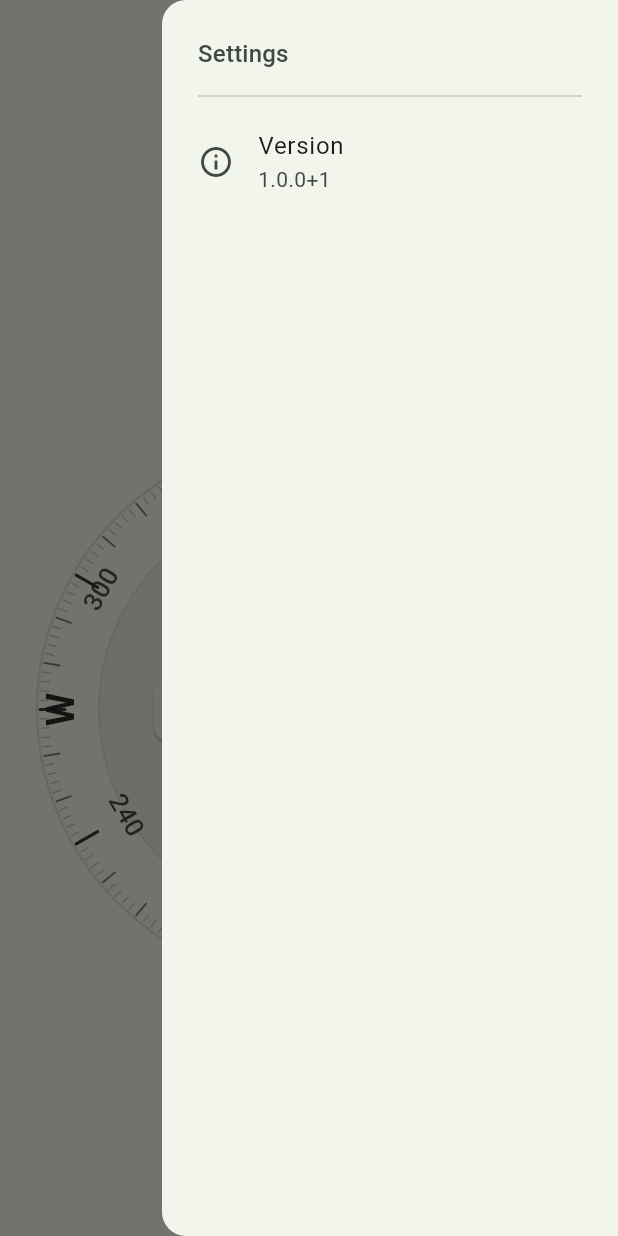
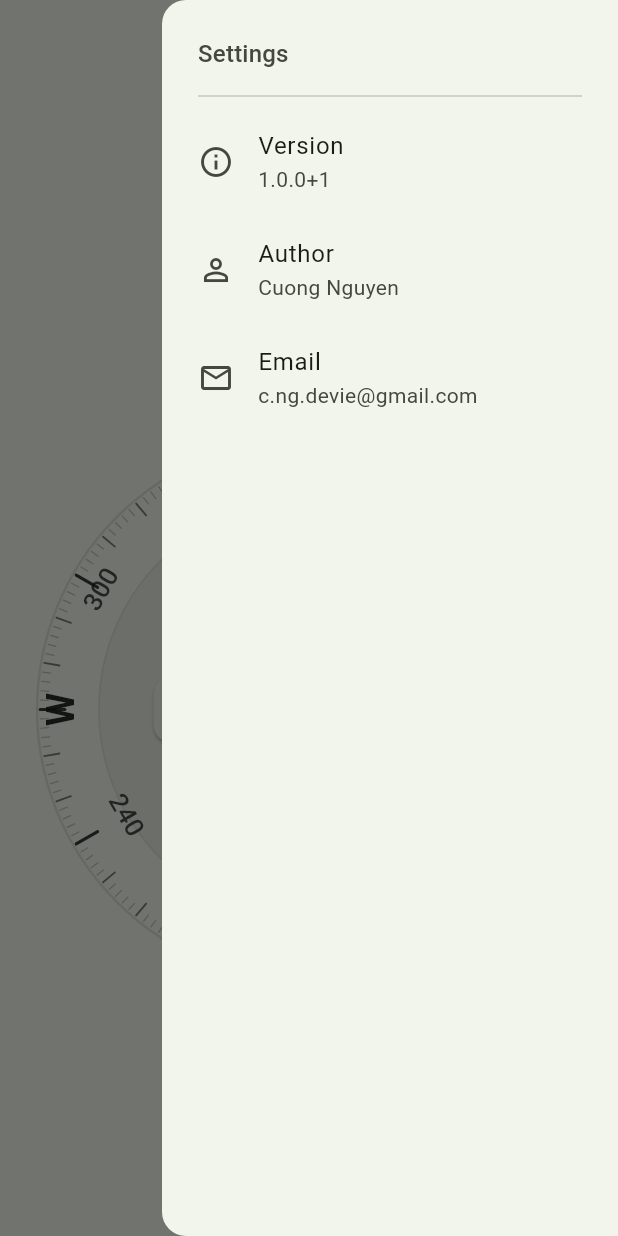
Before and after one commit to nguyencongcuong/pocket-compass, a Flutter app: the screen it shows after launch, with the side drawer open, on a phone screen of 412 x 824 dp. Run offline on Flutter 3.47's test engine with Material 3 defaults, Android fonts, the phone set to English and light mode, and no system bars; our stand-ins replace flutter_compass, geolocator, package_info_plus, permission_handler; missing offline and left inert: geomag.

Commit message:
feat(settings): show author and email in drawer
Add Cuong Nguyen and contact email to the settings NavigationDrawer.

Made-with: Cursor

```diff
--- a/lib/compass/compass_screen.dart
+++ b/lib/compass/compass_screen.dart
@@ -294,6 +294,18 @@ class _CompassScreenState extends State<CompassScreen>
             subtitle: Text(_appVersion.isEmpty ? '…' : _appVersion),
             contentPadding: const EdgeInsets.symmetric(horizontal: 24),
           ),
+          ListTile(
+            leading: const Icon(Icons.person_outline),
+            title: const Text('Author'),
+            subtitle: const Text('Cuong Nguyen'),
+            contentPadding: const EdgeInsets.symmetric(horizontal: 24),
+          ),
+          ListTile(
+            leading: const Icon(Icons.mail_outline),
+            title: const Text('Email'),
+            subtitle: const Text('c.ng.devie@gmail.com'),
+            contentPadding: const EdgeInsets.symmetric(horizontal: 24),
+          ),
         ],
       ),
       body: SafeArea(
```
